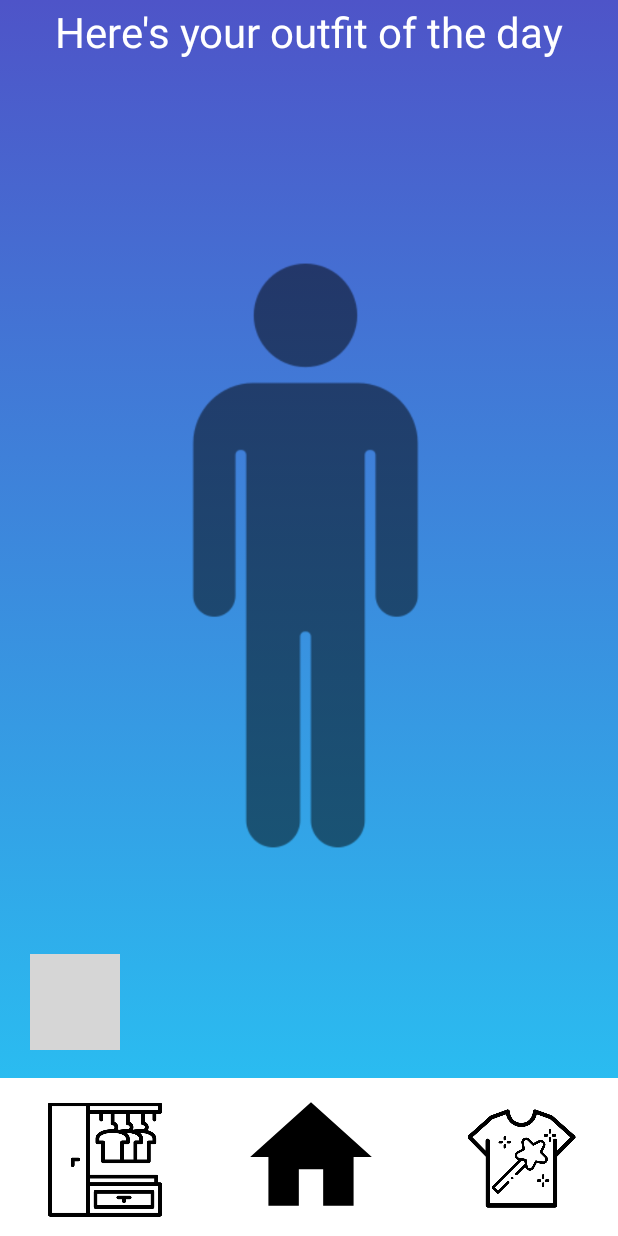
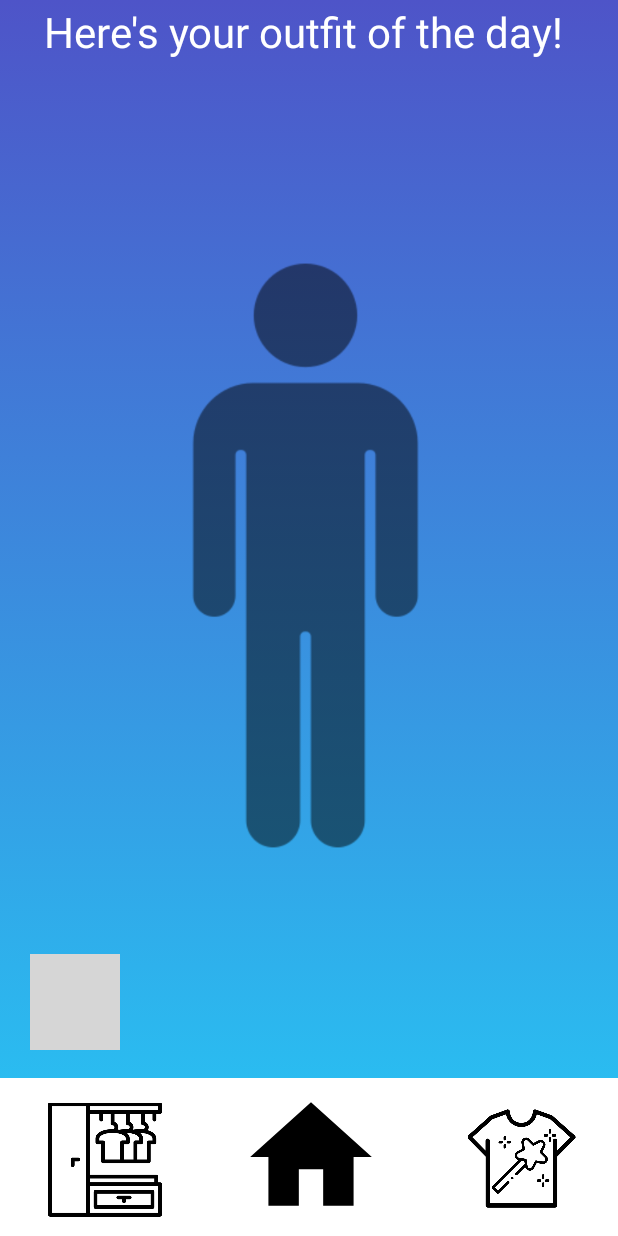
Before and after one commit to QueSchoenenberger/FashMe, an Android app: the RewievOutfitActivity screen opened directly, with no data from a screen before it, on a phone screen of 412 x 824 dp. Run offline under Robolectric (Android 15) with nearby library versions, the phone set to English and light mode, and no system bars; network calls fail; grey boxes are pictures that could not be loaded.

Commit message:
update home screen

```diff
--- a/app/src/main/res/layout/activity_main.xml
+++ b/app/src/main/res/layout/activity_main.xml
@@ -13,16 +13,14 @@
         android:layout_width="wrap_content"
         android:layout_height="wrap_content"
         android:layout_marginStart="78dp"
-        android:layout_marginTop="151dp"
         android:layout_marginEnd="79dp"
-        android:layout_marginBottom="471dp"
         android:backgroundTint="#FFFDFD"
-        android:text="Good Morning"
+        android:text="Hello!"
         android:textColor="@color/white"
         android:textSize="40sp"
         app:layout_constraintBottom_toBottomOf="parent"
         app:layout_constraintEnd_toEndOf="parent"
-        app:layout_constraintHorizontal_bias="0.0"
+        app:layout_constraintHorizontal_bias="0.49"
         app:layout_constraintStart_toStartOf="parent"
         app:layout_constraintTop_toTopOf="parent"
         app:layout_constraintVertical_bias="0.0" />
@@ -36,6 +34,16 @@
         app:layout_constraintEnd_toEndOf="parent"
         app:layout_constraintStart_toStartOf="parent" />
 
+
+    <ImageView
+        android:id="@+id/season"
+        android:layout_width="240dp"
+        android:layout_height="230dp"
+        android:layout_marginEnd="84dp"
+        android:layout_marginBottom="348dp"
+        app:layout_constraintBottom_toBottomOf="parent"
+        app:layout_constraintEnd_toEndOf="parent"
+        app:srcCompat="@drawable/season" />
 
     <ImageView
         android:id="@+id/homeIcon"
--- a/app/src/main/res/layout/activity_rewiev_outfit.xml
+++ b/app/src/main/res/layout/activity_rewiev_outfit.xml
@@ -77,9 +77,9 @@
         android:layout_height="wrap_content"
         android:layout_marginEnd="36dp"
         android:layout_marginBottom="784dp"
-        android:text="Here's your outfit of the day"
+        android:text="Here's your outfit of the day!"
         android:textColor="@color/white"
-        android:textSize="28dp"
+        android:textSize="28sp"
         app:layout_constraintBottom_toBottomOf="parent"
         app:layout_constraintEnd_toEndOf="parent" />
 
@@ -87,11 +87,11 @@
         android:id="@+id/textViewHead"
         android:layout_width="127dp"
         android:layout_height="40dp"
-        android:layout_marginEnd="140dp"
+        android:layout_marginEnd="145dp"
         android:layout_marginBottom="632dp"
         android:text=""
         android:textColor="@color/white"
-        android:textSize="20dp"
+        android:textSize="20sp"
         android:textAlignment="center"
         app:layout_constraintBottom_toBottomOf="parent"
         app:layout_constraintEnd_toEndOf="parent" />
@@ -100,12 +100,12 @@
         android:id="@+id/textViewFace"
         android:layout_width="127dp"
         android:layout_height="58dp"
-        android:layout_marginEnd="140dp"
+        android:layout_marginEnd="145dp"
         android:layout_marginBottom="552dp"
         android:text=""
         android:textAlignment="center"
         android:textColor="@color/white"
-        android:textSize="20dp"
+        android:textSize="20sp"
         app:layout_constraintBottom_toBottomOf="parent"
         app:layout_constraintEnd_toEndOf="parent" />
 
@@ -113,12 +113,12 @@
         android:id="@+id/textViewTursor"
         android:layout_width="127dp"
         android:layout_height="80dp"
-        android:layout_marginEnd="140dp"
+        android:layout_marginEnd="145dp"
         android:layout_marginBottom="448dp"
         android:text=""
         android:textAlignment="center"
         android:textColor="@color/white"
-        android:textSize="20dp"
+        android:textSize="20sp"
         app:layout_constraintBottom_toBottomOf="parent"
         app:layout_constraintEnd_toEndOf="parent" />
 
@@ -126,12 +126,12 @@
         android:id="@+id/textViewLeg"
         android:layout_width="127dp"
         android:layout_height="70dp"
-        android:layout_marginEnd="140dp"
+        android:layout_marginEnd="145dp"
         android:layout_marginBottom="324dp"
         android:text=""
         android:textAlignment="center"
         android:textColor="@color/white"
-        android:textSize="20dp"
+        android:textSize="20sp"
         app:layout_constraintBottom_toBottomOf="parent"
         app:layout_constraintEnd_toEndOf="parent" />
 
@@ -139,35 +139,35 @@
         android:id="@+id/textViewFeet"
         android:layout_width="127dp"
         android:layout_height="71dp"
-        android:layout_marginEnd="140dp"
+        android:layout_marginEnd="145dp"
         android:layout_marginBottom="220dp"
         android:text=""
         android:textAlignment="center"
         android:textColor="@color/white"
-        android:textSize="20dp"
+        android:textSize="20sp"
         app:layout_constraintBottom_toBottomOf="parent"
         app:layout_constraintEnd_toEndOf="parent" />
 
     <TextView
         android:id="@+id/textViewOrt"
-        android:layout_width="wrap_content"
-        android:layout_height="wrap_content"
-        android:layout_marginEnd="300dp"
-        android:layout_marginBottom="728dp"
+        android:layout_width="257dp"
+        android:layout_height="29dp"
+        android:layout_marginEnd="76dp"
+        android:layout_marginBottom="744dp"
         android:text=""
         android:textAlignment="center"
         android:textColor="@color/white"
-        android:textSize="20dp"
         android:textFontWeight="800"
+        android:textSize="20sp"
         app:layout_constraintBottom_toBottomOf="parent"
         app:layout_constraintEnd_toEndOf="parent" />
 
     <TextView
         android:id="@+id/textViewGrad"
-        android:layout_width="wrap_content"
-        android:layout_height="wrap_content"
-        android:layout_marginEnd="300dp"
-        android:layout_marginBottom="701dp"
+        android:layout_width="60dp"
+        android:layout_height="24dp"
+        android:layout_marginEnd="175dp"
+        android:layout_marginBottom="720dp"
         android:text=""
         android:textAlignment="center"
         android:textColor="@color/white"
@@ -176,10 +176,10 @@
 
     <TextView
         android:id="@+id/textViewRegen"
-        android:layout_width="wrap_content"
-        android:layout_height="wrap_content"
-        android:layout_marginEnd="300dp"
-        android:layout_marginBottom="673dp"
+        android:layout_width="63dp"
+        android:layout_height="37dp"
+        android:layout_marginEnd="172dp"
+        android:layout_marginBottom="688dp"
         android:text=""
         android:textAlignment="center"
         android:textColor="@color/white"
@@ -190,12 +190,12 @@
         android:id="@+id/textViewStyle"
         android:layout_width="165dp"
         android:layout_height="126dp"
-        android:layout_marginEnd="16dp"
-        android:layout_marginBottom="628dp"
+        android:layout_marginEnd="125dp"
+        android:layout_marginBottom="88dp"
         android:text=""
         android:textAlignment="center"
         android:textColor="@color/white"
-        android:textSize="35dp"
+        android:textSize="35sp"
         app:layout_constraintBottom_toBottomOf="parent"
         app:layout_constraintEnd_toEndOf="parent" />
 
```
Also changed, not shown: app/src/main/res/drawable/img.png (added), app/src/main/res/drawable/season.png (added).
